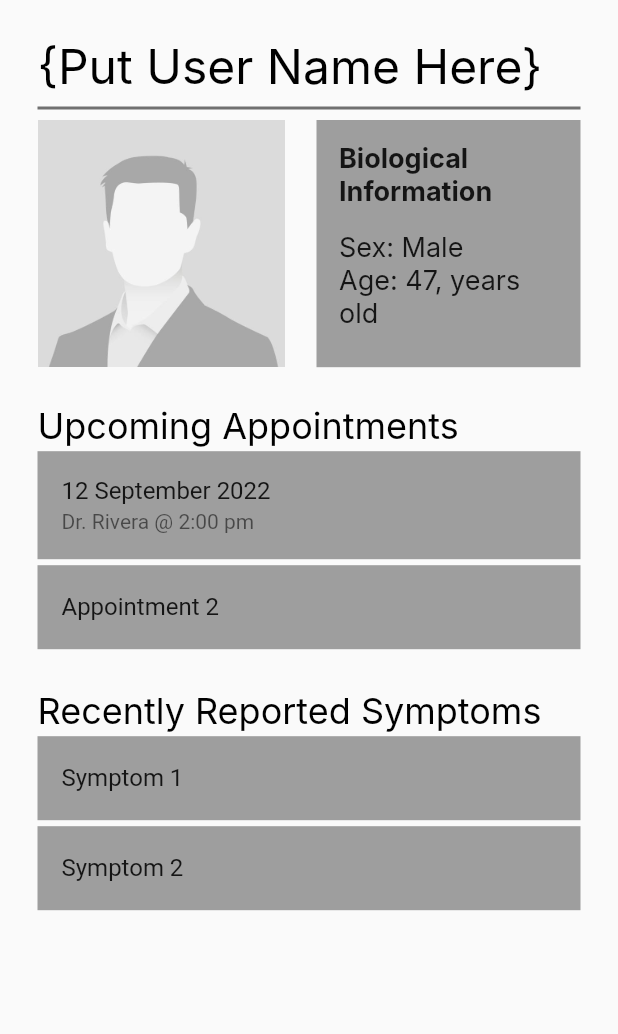
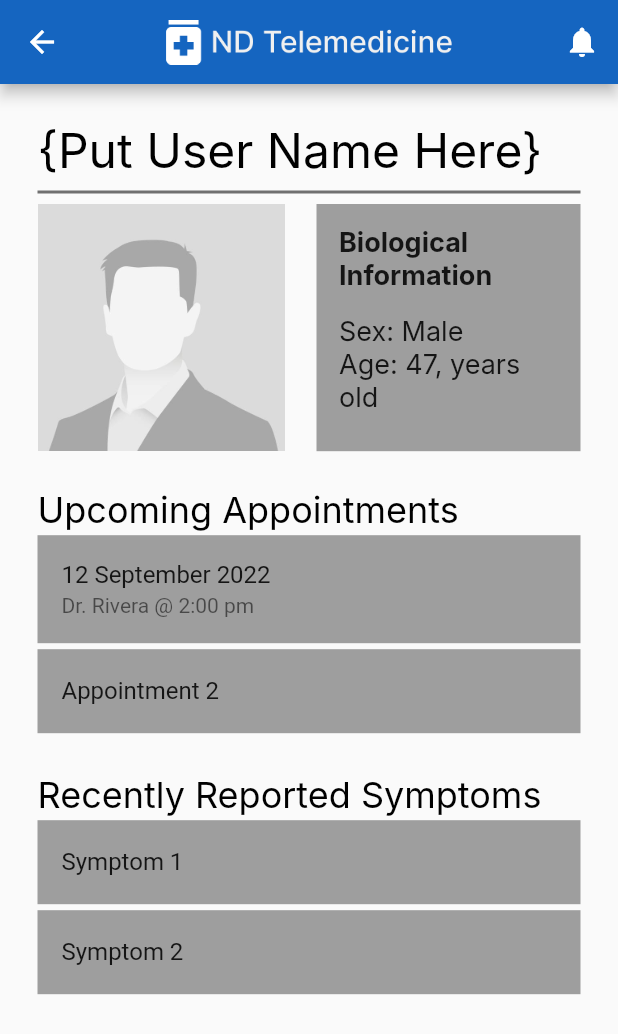
Before and after one commit to Michael-S3935468/NDTelemedicine-Frontend, a Flutter app: the ProfilePage screen opened directly, on a phone screen of 412 x 824 dp. Shown: the top 1034 px of the screen. Run offline on Flutter 3.47's test engine with Material 2 defaults, Android fonts, the phone set to English and light mode, and no system bars; Roboto replaces fonts that are missing (Inter).

Commit message:
adds appbar which appears when switching pages

```diff
--- a/ndtelemedicine/lib/profile.dart
+++ b/ndtelemedicine/lib/profile/profile.dart
@@ -10,8 +10,19 @@ class ProfilePage extends StatefulWidget {
 class _ProfilePage extends State<ProfilePage> {
   @override
   Widget build(BuildContext context) {
-    return Material(
-      child: SingleChildScrollView(
+    return Scaffold(
+      appBar: AppBar(
+        backgroundColor: const Color.fromRGBO(21, 101, 192, 1),
+        title: SizedBox(
+          height: 30,
+          child:  Image.asset('images/Header-Base.png'),
+        ),
+        centerTitle: true,
+        actions: [
+          IconButton(onPressed: () {}, icon: const Icon(Icons.notifications)),
+        ],
+      ),
+      body: SingleChildScrollView(
         child: Column(
           children: <Widget>[
             Container(
```
